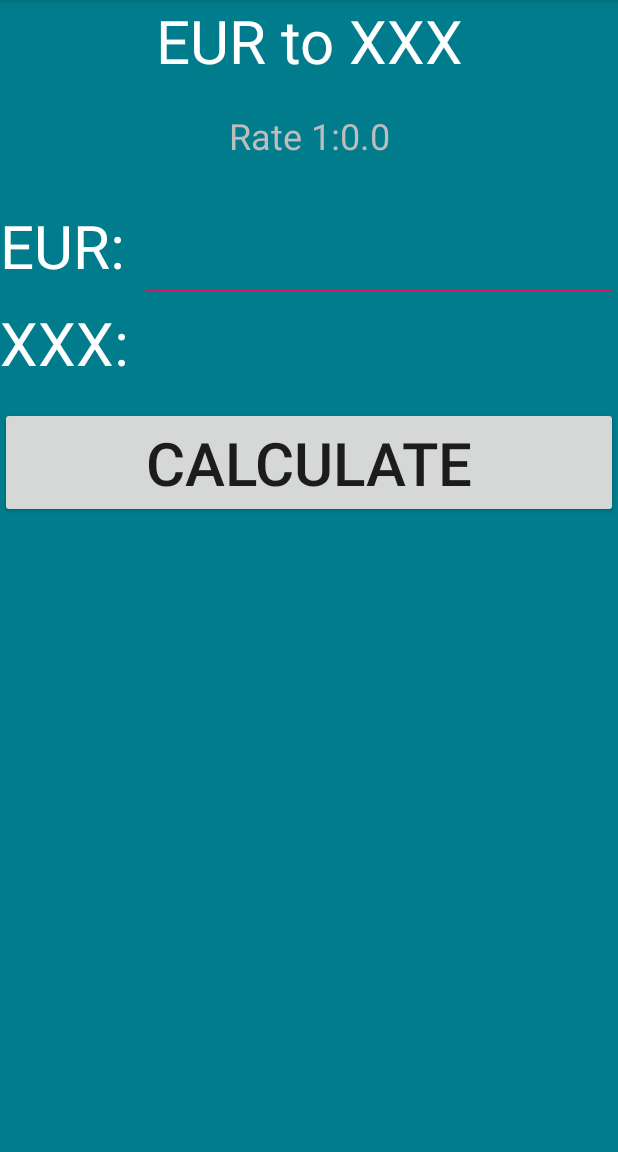
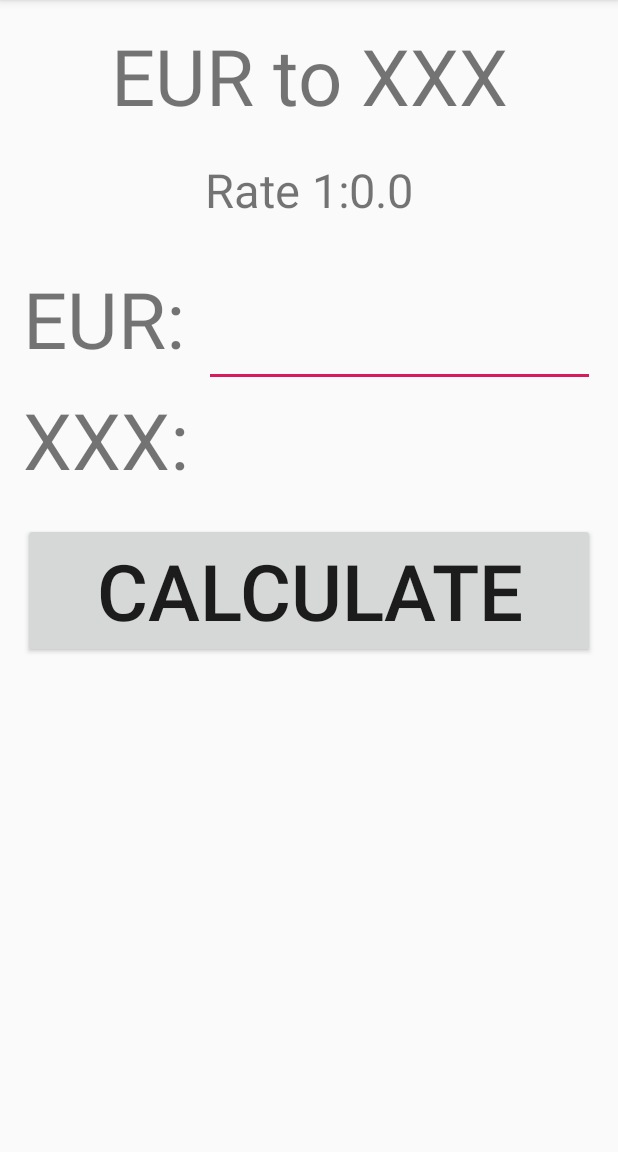
Before and after one commit to NadaSarhan/challenge, an Android app: the SecondActivity screen opened directly, with no data from a screen before it, on a phone screen of 412 x 824 dp, the part 84-1236 px from its top. Run offline under Robolectric (Android 15) with nearby library versions, the phone set to English and light mode, and no system bars; our stand-ins replace sdp/ssp sizes; 2 statements that could not run were skipped.

Commit message:
first step

```diff
--- a/app/src/main/res/layout/activity_second.xml
+++ b/app/src/main/res/layout/activity_second.xml
@@ -6,15 +6,14 @@
     android:layout_width="match_parent"
     android:layout_height="match_parent"
     android:orientation="vertical"
-    android:background="#017c8c"
+    android:padding="@dimen/_12sdp"
     tools:context="com.nada.technical_challenge.currency_converter.SecondActivity">
 
     <TextView
         android:id="@+id/tvTitle"
         android:layout_width="match_parent"
         android:layout_height="wrap_content"
-        android:textSize="40sp"
-        android:textColor="#ffffff"
+        android:textSize="@dimen/_40sdp"
         android:text="EUR to XXX"
         android:gravity="center"
         android:layout_marginBottom="20dp" />
@@ -23,8 +22,7 @@
         android:id="@+id/tvSubTitle"
         android:layout_width="match_parent"
         android:layout_height="wrap_content"
-        android:textSize="24sp"
-        android:textColor="#bebcbc"
+        android:textSize="@dimen/_24sdp"
         android:text="[ Rate 1 : xxxx ]"
         android:gravity="center"
         android:layout_marginBottom="20dp" />
@@ -37,13 +35,11 @@
         <TextView
             android:layout_width="wrap_content"
             android:layout_height="wrap_content"
-            android:textSize="40sp"
-            android:textColor="#ffffff"
+            android:textSize="@dimen/_40sdp"
             android:text="EUR: " />
 
         <EditText
-            android:textSize="40sp"
-            android:textColor="#ffffff"
+            android:textSize="@dimen/_40sdp"
             android:id="@+id/etInput"
             android:layout_weight="1"
             android:layout_width="0dp"
@@ -62,13 +58,11 @@
             android:id="@+id/tvOutputName"
             android:layout_width="wrap_content"
             android:layout_height="wrap_content"
-            android:textSize="40sp"
-            android:textColor="#ffffff"
+            android:textSize="@dimen/_40sdp"
             android:text="XXX:" />
 
         <TextView
-            android:textSize="40sp"
-            android:textColor="#ec5959"
+            android:textSize="@dimen/_40sdp"
             android:id="@+id/tvOutputRate"
             android:layout_weight="1"
             android:layout_width="0dp"
@@ -80,10 +74,10 @@
 
     <Button
         android:id="@+id/btnCalculate"
-        android:layout_marginTop="16dp"
+        android:layout_marginTop="@dimen/_16sdp"
         android:layout_width="match_parent"
         android:layout_height="wrap_content"
-        android:textSize="40sp"
+        android:textSize="@dimen/_40sdp"
         android:text="Calculate"/>
 
 </LinearLayout>
```
